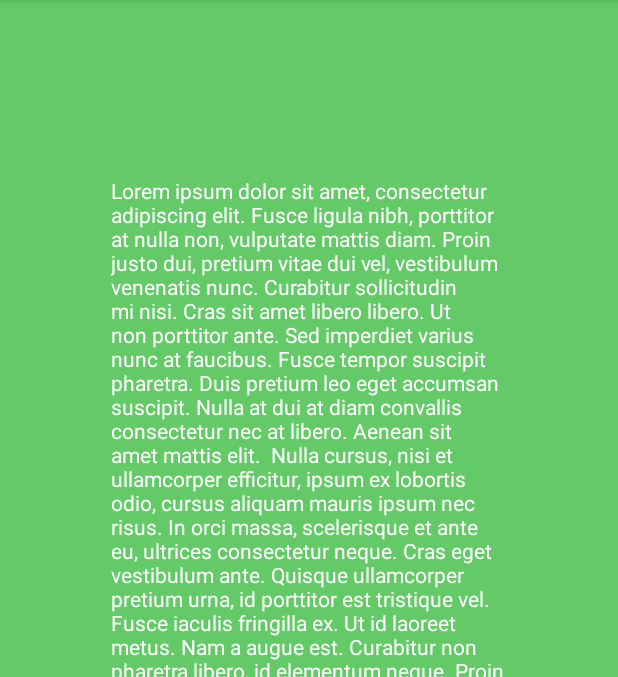
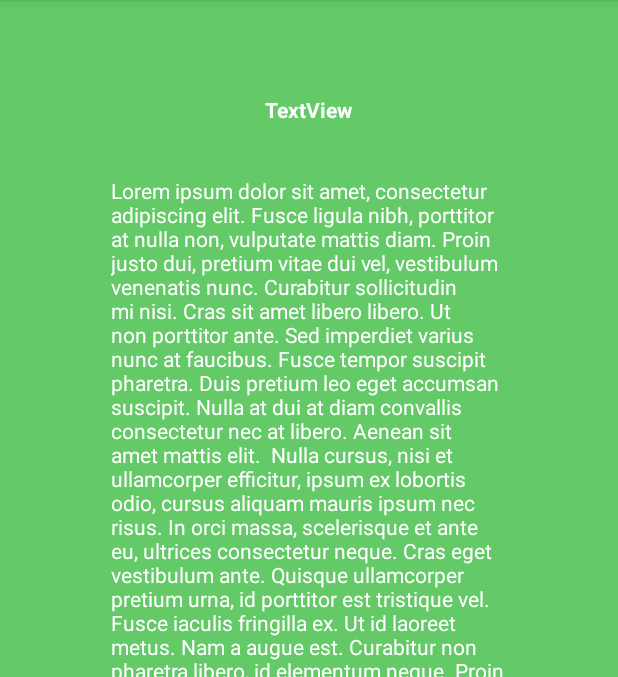
Before and after one commit to eliot312/AppTri, an Android app: the InfoItemCliqueActivity screen opened directly, with no data from a screen before it, on a phone screen of 412 x 824 dp, the part 84-761 px from its top. Run offline under Robolectric (Android 15) with nearby library versions, the light colour scheme and no system bars; 2 statements that could not run were skipped.

```diff
--- a/app/src/main/java/com/example/apptri/InfoItemCliqueActivity.java
+++ b/app/src/main/java/com/example/apptri/InfoItemCliqueActivity.java
@@ -33,9 +33,6 @@ public class InfoItemCliqueActivity extends AppCompatActivity {
     protected void onCreate(Bundle savedInstanceState) {
         super.onCreate(savedInstanceState);
         setContentView(R.layout.activity_info_item_clique);
-
-        TextView label = (TextView)findViewById(R.id.textViewParam);
-        label.setText(getIntent().getStringExtra("information"));
 
         Button bouton = (Button) findViewById(R.id.BoutonRetourListe);
         String tri = getIntent().getStringExtra("tri");
--- a/app/src/main/java/com/example/apptri/MainActivity.java
+++ b/app/src/main/java/com/example/apptri/MainActivity.java
@@ -56,7 +56,7 @@ public class MainActivity extends AppCompatActivity {
             @Override
             public void onClick(View v) {
                 Intent intent = new Intent(MainActivity.this, ListItemActivity.class);
-                intent.putExtra("Info", "un texte");
+                intent.putExtra("Info", "paramètre à faire passer");
                 startActivity(intent);
             }
         });
--- a/app/src/main/res/values/strings.xml
+++ b/app/src/main/res/values/strings.xml
@@ -23,7 +23,7 @@
     <string name="retour">Retour</string>
     <string name="textAPropos">AppTri est une application qui permet de savoir comment trier les déchets de tous les jours. Nous aidons et encourageons les gens à faire du tri et à ne pas se tromper en triant. </string>
     <string name="carton">Carton</string>
-    <string name="alimentaire">Déchets Alimentaires</string>
+    <string name="alimentaire">Déchets alimentaires</string>
     <string name="papier">Papier</string>
     <string name="verre">Verre</string>
     <string name="plastique">Plastique</string>
--- a/app/src/main/res/values/themes.xml
+++ b/app/src/main/res/values/themes.xml
@@ -3,7 +3,7 @@
     <style name="Theme.AppTri" parent="Theme.MaterialComponents.DayNight.DarkActionBar">
         <!-- Primary brand color. -->
         <item name="colorPrimary">#60605C</item>
-        <item name="colorPrimaryVariant">@color/purple_700</item>
+        <item name="colorPrimaryVariant">#000000</item>
         <item name="colorOnPrimary">@color/white</item>
         <!-- Secondary brand color. -->
         <item name="colorSecondary">@color/teal_200</item>
```
